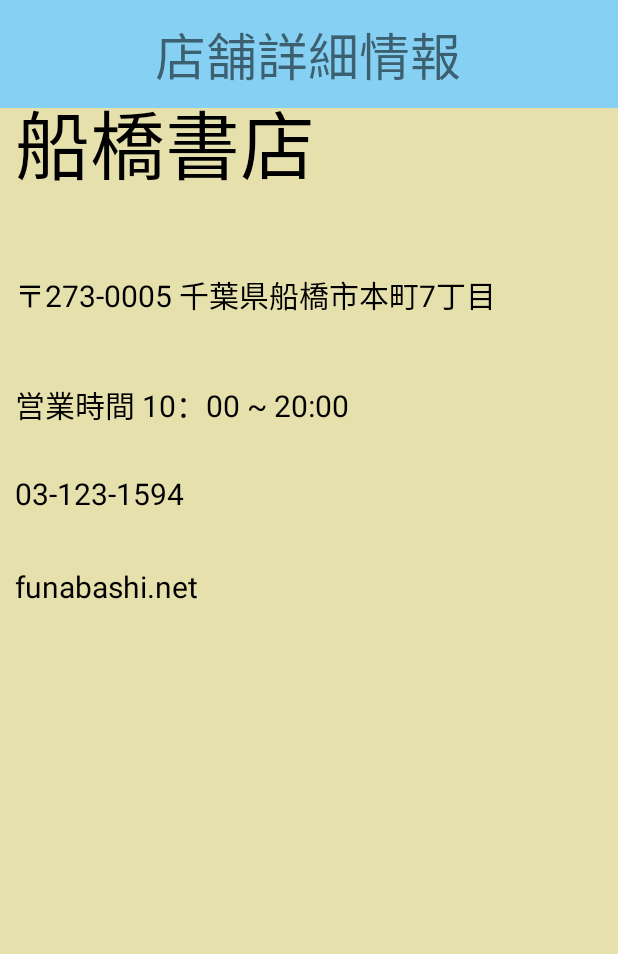
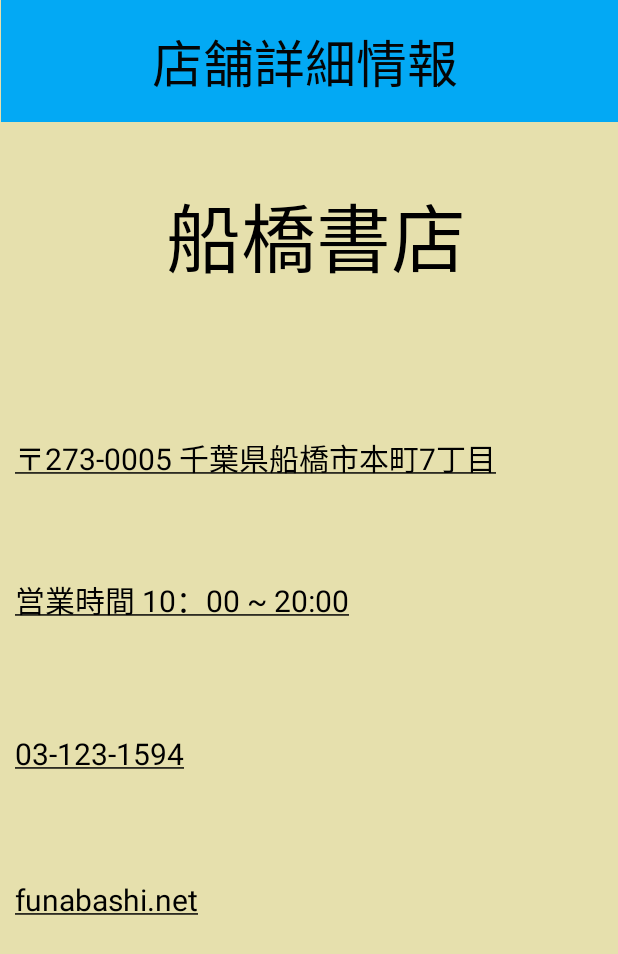
Before and after one commit to x19g025/thebook, an Android app: the TShopInfoActivity screen opened directly, with no data from a screen before it, after a tap on "船橋書店", on a phone screen of 412 x 824 dp. Shown: the top 954 px of the screen. Run offline under Robolectric (Android 15) with nearby library versions, the phone set to English and light mode, and no system bars.

Commit message:
12/13333333333333333333333

```diff
--- a/app/src/main/java/com/example/thebook/SubTShopInfoActivity.java
+++ b/app/src/main/java/com/example/thebook/SubTShopInfoActivity.java
@@ -3,6 +3,8 @@ package com.example.thebook;
 import androidx.appcompat.app.AppCompatActivity;
 import android.content.Intent;
 import android.os.Bundle;
+import android.text.SpannableString;
+import android.text.style.UnderlineSpan;
 import android.widget.TextView;
 
 public class SubTShopInfoActivity extends AppCompatActivity {
@@ -24,16 +26,24 @@ public class SubTShopInfoActivity extends AppCompatActivity {
         textView.setText(selectedText);
 
         TextView textView2 = findViewById(R.id.selected_text2);
-        textView2.setText(selectedText2);
+        SpannableString spanStr2 = new SpannableString(selectedText2);
+        spanStr2.setSpan(new UnderlineSpan(), 0, selectedText2.length(), 0);
+        textView2.setText(spanStr2);
 
         TextView textView3 = findViewById(R.id.selected_text3);
-        textView3.setText(selectedText3);
+        SpannableString spanStr3 = new SpannableString(selectedText3);
+        spanStr3.setSpan(new UnderlineSpan(), 0, selectedText3.length(), 0);
+        textView3.setText(spanStr3);
 
         TextView textView4 = findViewById(R.id.selected_text4);
-        textView4.setText(selectedText4);
+        SpannableString spanStr4 = new SpannableString(selectedText4);
+        spanStr4.setSpan(new UnderlineSpan(), 0, selectedText4.length(), 0);
+        textView4.setText(spanStr4);
 
         TextView textView5 = findViewById(R.id.selected_text5);
-        textView5.setText(selectedText5);
+        SpannableString spanStr5 = new SpannableString(selectedText5);
+        spanStr5.setSpan(new UnderlineSpan(), 0, selectedText5.length(), 0);
+        textView5.setText(spanStr5);
 
     }
 }
--- a/app/src/main/res/layout/activity_tshop_info.xml
+++ b/app/src/main/res/layout/activity_tshop_info.xml
@@ -9,15 +9,15 @@
 
 
     <androidx.appcompat.widget.Toolbar
-        android:id="@+id/toolbar4"
-        android:layout_width="416dp"
-        android:layout_height="72dp"
-        android:background="#86D1F3"
+        android:id="@+id/toolbar"
+        android:layout_width="411dp"
+        android:layout_height="81dp"
+        android:background="#03A9F4"
+        android:backgroundTint="#03A9F4"
         android:minHeight="?attr/actionBarSize"
         android:theme="?attr/actionBarTheme"
         app:layout_constraintBottom_toBottomOf="parent"
         app:layout_constraintEnd_toEndOf="parent"
-        app:layout_constraintHorizontal_bias="1.0"
         app:layout_constraintStart_toStartOf="parent"
         app:layout_constraintTop_toTopOf="parent"
         app:layout_constraintVertical_bias="0.0" />
@@ -27,11 +27,12 @@
         android:layout_width="wrap_content"
         android:layout_height="wrap_content"
         android:text="店舗情報一覧"
+        android:textColor="#050505"
         android:textSize="34sp"
         android:layout_margin="20dp"
         android:layout_gravity="center_horizontal"
-        app:layout_constraintBottom_toBottomOf="@+id/toolbar4"
-        app:layout_constraintEnd_toEndOf="@+id/toolbar4"
+        app:layout_constraintBottom_toBottomOf="@+id/toolbar"
+        app:layout_constraintEnd_toEndOf="@+id/toolbar"
         app:layout_constraintHorizontal_bias="0.484"
         app:layout_constraintStart_toStartOf="parent"
         app:layout_constraintTop_toTopOf="parent"
--- a/app/src/main/res/layout/activity_tshop_info_sub.xml
+++ b/app/src/main/res/layout/activity_tshop_info_sub.xml
@@ -9,15 +9,15 @@
     tools:context=".TShopInfoActivity">
 
     <androidx.appcompat.widget.Toolbar
-        android:id="@+id/toolbar4"
-        android:layout_width="416dp"
-        android:layout_height="72dp"
-        android:background="#86D1F3"
+        android:id="@+id/toolbar"
+        android:layout_width="411dp"
+        android:layout_height="81dp"
+        android:background="#03A9F4"
+        android:backgroundTint="#03A9F4"
         android:minHeight="?attr/actionBarSize"
         android:theme="?attr/actionBarTheme"
         app:layout_constraintBottom_toBottomOf="parent"
         app:layout_constraintEnd_toEndOf="parent"
-        app:layout_constraintHorizontal_bias="0.0"
         app:layout_constraintStart_toStartOf="parent"
         app:layout_constraintTop_toTopOf="parent"
         app:layout_constraintVertical_bias="0.0" />
@@ -27,11 +27,12 @@
         android:layout_width="wrap_content"
         android:layout_height="wrap_content"
         android:text="店舗詳細情報"
+        android:textColor="#050505"
         android:textSize="34sp"
         android:layout_margin="20dp"
         android:layout_gravity="center_horizontal"
-        app:layout_constraintBottom_toBottomOf="@+id/toolbar4"
-        app:layout_constraintEnd_toEndOf="@+id/toolbar4"
+        app:layout_constraintBottom_toBottomOf="@+id/toolbar"
+        app:layout_constraintEnd_toEndOf="@+id/toolbar"
         app:layout_constraintHorizontal_bias="0.484"
         app:layout_constraintStart_toStartOf="parent"
         app:layout_constraintTop_toTopOf="parent"
@@ -39,17 +40,18 @@
 
     <TextView
         android:id="@+id/selected_text"
-        android:layout_width="match_parent"
+        android:layout_width="wrap_content"
         android:layout_height="wrap_content"
-        android:layout_margin="10dp"
         android:textColor="#000"
         android:textSize="50sp"
+        android:layout_margin="20dp"
+        android:layout_gravity="center_horizontal"
         app:layout_constraintBottom_toBottomOf="parent"
-        app:layout_constraintHorizontal_bias="0.842"
+        app:layout_constraintHorizontal_bias="0.526"
         app:layout_constraintLeft_toLeftOf="parent"
         app:layout_constraintRight_toRightOf="parent"
         app:layout_constraintTop_toTopOf="parent"
-        app:layout_constraintVertical_bias="0.066" />
+        app:layout_constraintVertical_bias="0.141" />
 
     <TextView
         android:id="@+id/selected_text2"
@@ -59,11 +61,11 @@
         android:textColor="#000"
         android:textSize="20sp"
         app:layout_constraintBottom_toBottomOf="parent"
-        app:layout_constraintHorizontal_bias="0.842"
+        app:layout_constraintHorizontal_bias="0.598"
         app:layout_constraintLeft_toLeftOf="parent"
         app:layout_constraintRight_toRightOf="parent"
         app:layout_constraintTop_toTopOf="parent"
-        app:layout_constraintVertical_bias="0.221" />
+        app:layout_constraintVertical_bias="0.362" />
 
     <TextView
         android:id="@+id/selected_text3"
@@ -73,11 +75,11 @@
         android:textColor="#000"
         android:textSize="20sp"
         app:layout_constraintBottom_toBottomOf="parent"
-        app:layout_constraintHorizontal_bias="0.842"
+        app:layout_constraintHorizontal_bias="0.473"
         app:layout_constraintLeft_toLeftOf="parent"
         app:layout_constraintRight_toRightOf="parent"
         app:layout_constraintTop_toTopOf="parent"
-        app:layout_constraintVertical_bias="0.316" />
+        app:layout_constraintVertical_bias="0.484" />
 
     <TextView
         android:id="@+id/selected_text4"
@@ -87,11 +89,11 @@
         android:textColor="#000"
         android:textSize="20sp"
         app:layout_constraintBottom_toBottomOf="parent"
-        app:layout_constraintHorizontal_bias="0.526"
+        app:layout_constraintHorizontal_bias="0.473"
         app:layout_constraintLeft_toLeftOf="parent"
         app:layout_constraintRight_toRightOf="parent"
         app:layout_constraintTop_toTopOf="parent"
-        app:layout_constraintVertical_bias="0.393" />
+        app:layout_constraintVertical_bias="0.616" />
 
     <TextView
         android:id="@+id/selected_text5"
@@ -105,7 +107,8 @@
         app:layout_constraintLeft_toLeftOf="parent"
         app:layout_constraintRight_toRightOf="parent"
         app:layout_constraintTop_toTopOf="parent"
-        app:layout_constraintVertical_bias="0.473" />
+        app:layout_constraintVertical_bias="0.742" />
+
 
 
 </androidx.constraintlayout.widget.ConstraintLayout>
```
Also changed, not shown: app/src/main/res/drawable/mappin.png (added).
